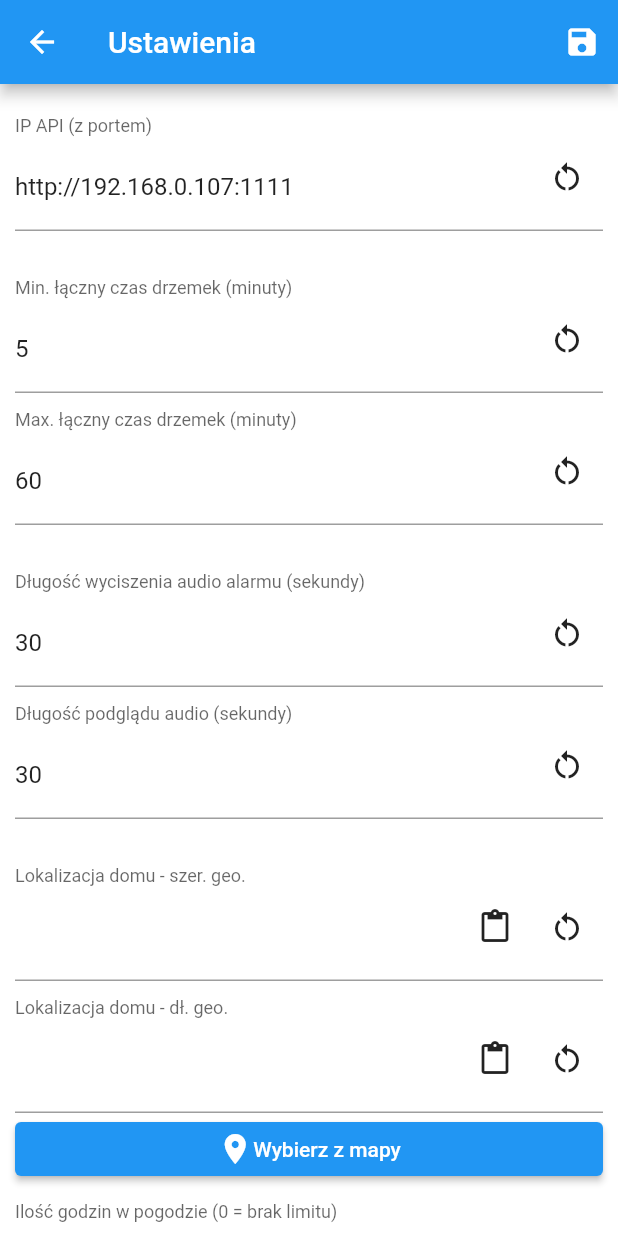
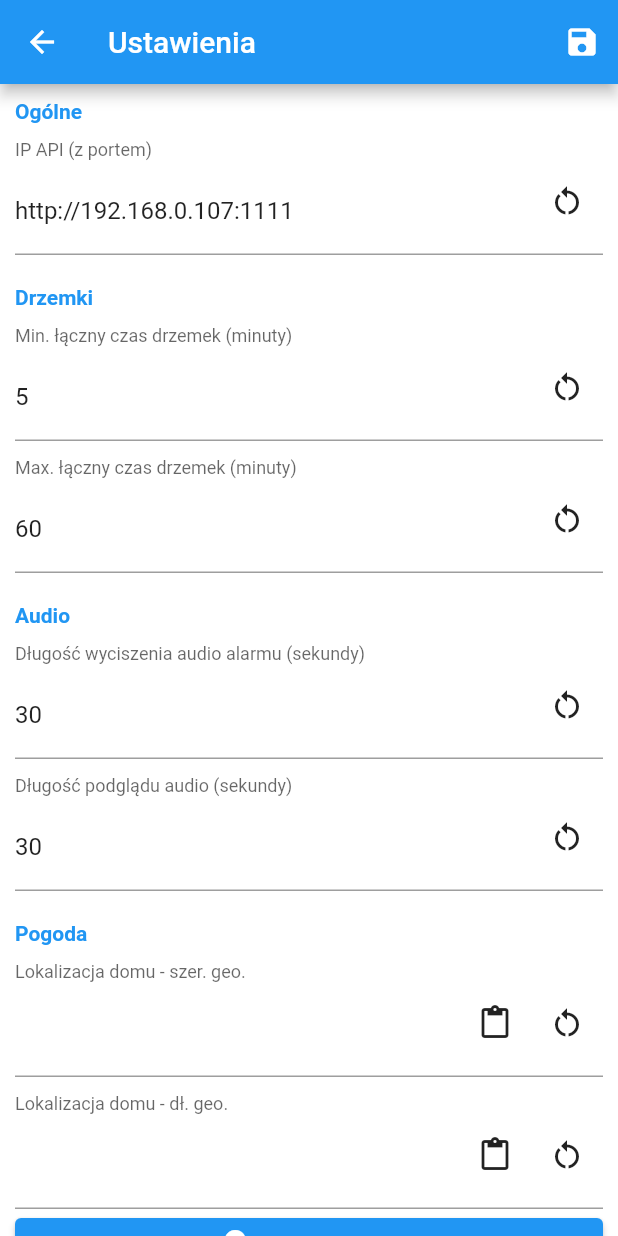
Before and after one commit to Arciiix/Buzzine, a Flutter app: the Settings screen opened directly, on a phone screen of 412 x 824 dp. Run offline on Flutter 3.47's test engine with Material 2 defaults, Android fonts, the phone set to English and light mode, and no system bars; our stand-ins replace carousel_slider, charts_flutter, flutter_map, geolocator, latlong2, shared_preferences; missing offline and left inert: qr_code_scanner; accounts and stored records are empty; network calls fail.

Commit message:
Add section title on mobile settings screen

```diff
--- a/mobile/lib/screens/settings.dart
+++ b/mobile/lib/screens/settings.dart
@@ -206,7 +206,12 @@ class _SettingsState extends State<Settings> {
                   child: Padding(
                       padding: EdgeInsets.all(10),
                       child: Column(
+                        crossAxisAlignment: CrossAxisAlignment.start,
                         children: [
+                          SectionTitle(
+                            "Ogólne",
+                            withoutPadding: true,
+                          ),
                           TextFormField(
                             controller: _APIServerIPController,
                             validator: (val) {
@@ -229,7 +234,7 @@ class _SettingsState extends State<Settings> {
                                           "http://192.168.0.107:1111",
                                 )),
                           ),
-                          SizedBox(height: 20),
+                          SectionTitle("Drzemki"),
                           TextFormField(
                             controller: _minTotalSnoozeTimeValueController,
                             keyboardType: TextInputType.number,
@@ -282,7 +287,7 @@ class _SettingsState extends State<Settings> {
                                           .toString(),
                                 )),
                           ),
-                          SizedBox(height: 20),
+                          SectionTitle("Audio"),
                           TextFormField(
                             controller: _tempMuteAudioDurationController,
                             keyboardType: TextInputType.number,
@@ -340,7 +345,7 @@ class _SettingsState extends State<Settings> {
                                           .toString(),
                                 )),
                           ),
-                          SizedBox(height: 20),
+                          SectionTitle("Pogoda"),
                           TextFormField(
                             controller: _homeLatitudeController,
                             key: _homeLatitudeKey,
@@ -494,3 +499,22 @@ class _SettingsState extends State<Settings> {
             )));
   }
 }
+
+class SectionTitle extends StatelessWidget {
+  final String name;
+  final bool? withoutPadding;
+  const SectionTitle(this.name, {Key? key, this.withoutPadding})
+      : super(key: key);
+
+  @override
+  Widget build(BuildContext context) {
+    return Padding(
+      padding:
+          withoutPadding == true ? EdgeInsets.all(0) : EdgeInsets.only(top: 20),
+      child: Text(name,
+          style: TextStyle(
+              color: Theme.of(context).primaryColor,
+              fontWeight: FontWeight.bold)),
+    );
+  }
+}
--- a/mobile/pubspec.yaml
+++ b/mobile/pubspec.yaml
@@ -42,6 +42,7 @@ dependencies:
   flutter_map: ^0.14.0
   latlong2: ^0.8.1
   charts_flutter: ^0.12.0
+  settings_ui: ^2.0.2
 
 dev_dependencies:
   flutter_test:
```
Also changed, not shown: mobile/pubspec.lock.
